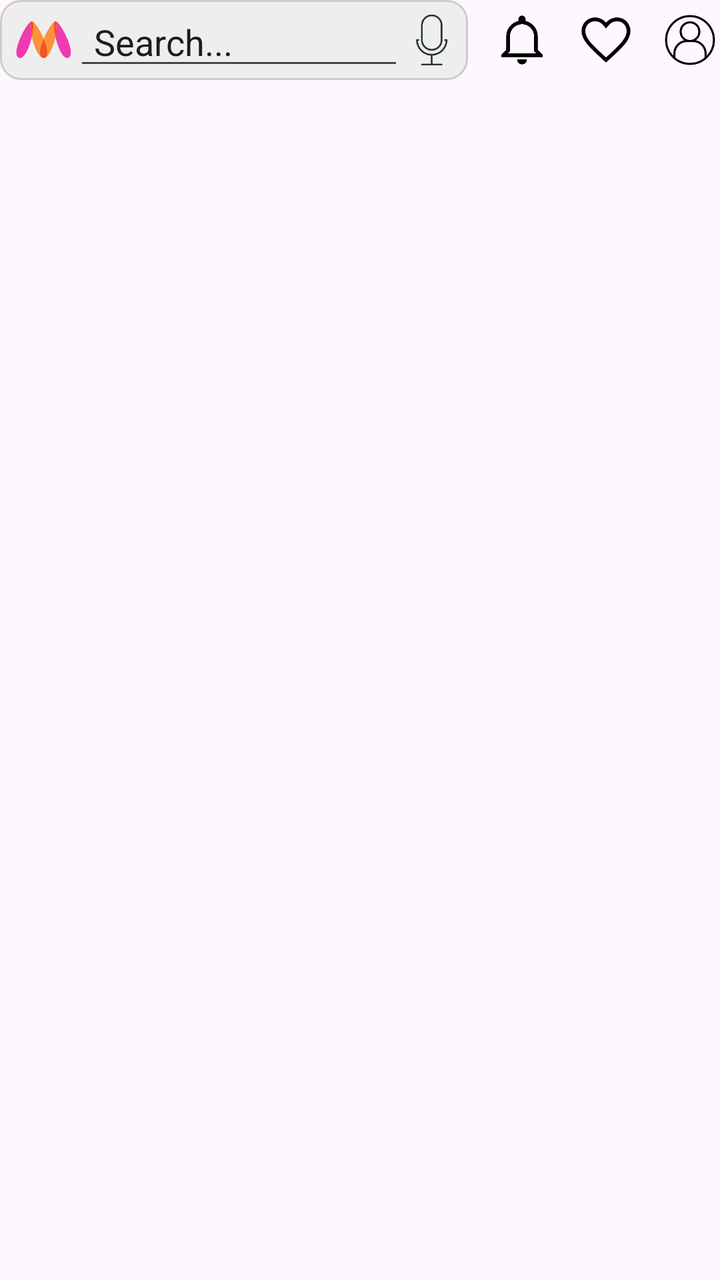
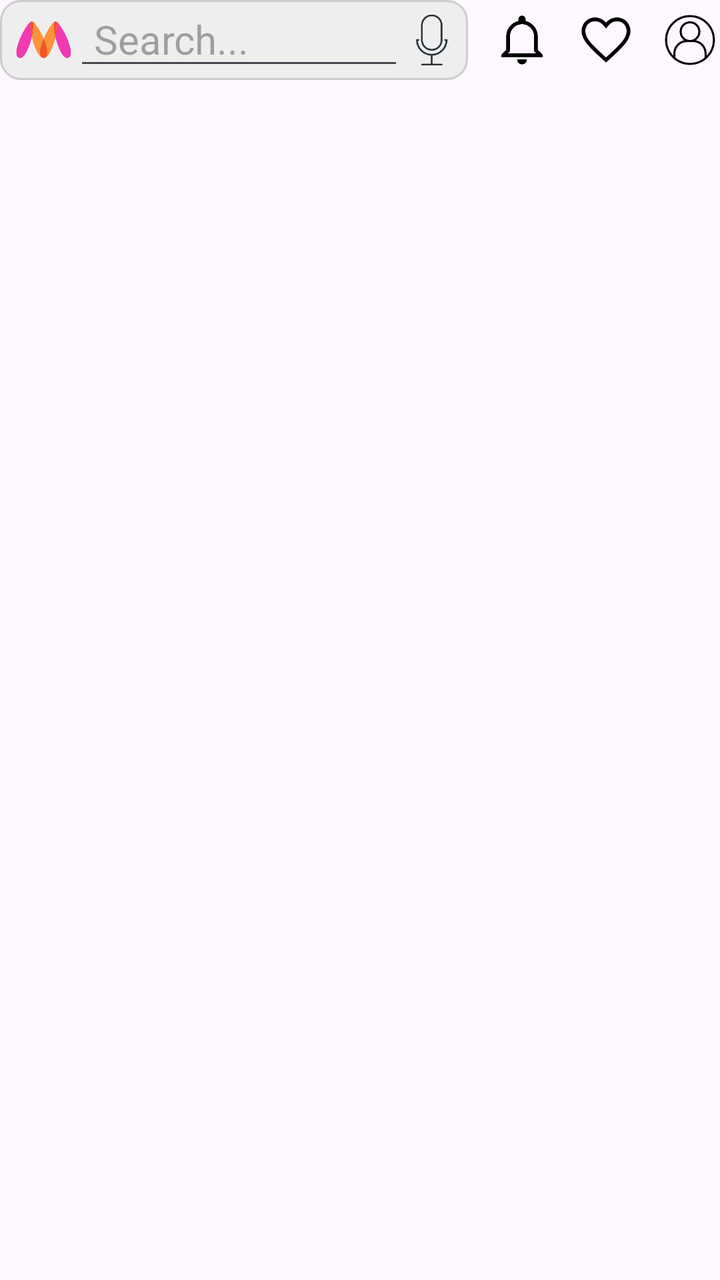

The first picture is an Android layout as it rendered before a commit; the second is the same layout after the commit. The layout source and the unified diff follow.
<!-- AndroidManifest.xml: application theme Theme.Basics -->
<!-- res/layout/top_bar.xml -->
<?xml version="1.0" encoding="utf-8"?>
<androidx.constraintlayout.widget.ConstraintLayout xmlns:android="http://schemas.android.com/apk/res/android"
    xmlns:tools="http://schemas.android.com/tools"
    android:layout_width="match_parent"
    android:layout_height="match_parent"
    xmlns:app="http://schemas.android.com/apk/res-auto">

    <LinearLayout
        android:id="@+id/search_bar"
        android:layout_width="0dp"
        android:layout_height="wrap_content"
        android:layout_weight="6"
        android:orientation="horizontal"
        android:background="@drawable/search_bg"
        app:layout_constraintEnd_toStartOf="@id/notifyIcon"
        app:layout_constraintStart_toStartOf="parent"
        app:layout_constraintTop_toTopOf="parent"
        android:layout_marginEnd="12dp">

        <ImageView
            android:id="@+id/appIcon"
            android:layout_width="30dp"
            android:layout_height="40dp"
            android:src="@drawable/myntra"
            android:layout_marginLeft="7dp"
            app:layout_constraintTop_toTopOf="parent"
            app:layout_constraintStart_toStartOf="@id/search_bar"
            app:layout_constraintEnd_toStartOf="@id/searchArea"/>

        <EditText
            android:id="@+id/searchArea"
            android:layout_width="165dp"
            android:layout_height="40dp"
            android:gravity="center_vertical"
            android:inputType="text"
            android:paddingLeft="10dp"
            android:text="Search..." />

        <ImageView
            android:id="@+id/mikeIcon"
            android:layout_width="30dp"
            android:layout_height="40dp"
            android:src="@drawable/mic"
            android:scaleType="fitCenter"
            android:padding="6dp"
            app:layout_constraintTop_toTopOf="parent"
            app:layout_constraintStart_toEndOf="@id/searchArea"
            app:layout_constraintEnd_toStartOf="@id/cameraIcon"/>

        <ImageView
            android:id="@+id/cameraIcon"
            android:layout_width="30dp"
            android:layout_height="40dp"
            android:src="@drawable/camera"
            android:padding="4dp"
            app:layout_constraintTop_toTopOf="parent"
            app:layout_constraintEnd_toEndOf="parent"
            app:layout_constraintStart_toEndOf="@id/mikeIcon"

            />

    </LinearLayout>

    <ImageView
        android:id="@+id/notifyIcon"
        android:layout_weight="1"
        android:layout_width="30dp"
        android:layout_height="40dp"
        android:src="@drawable/bell"
        app:layout_constraintEnd_toStartOf="@id/wishlistIcon"
        app:layout_constraintStart_toEndOf="@+id/search_bar"
        app:layout_constraintTop_toTopOf="parent"
        android:layout_marginEnd="12dp"
        />

    <ImageView
        android:id="@+id/wishlistIcon"
        android:layout_weight="1"
        android:layout_width="30dp"
        android:layout_height="40dp"
        android:src="@drawable/heart"
        app:layout_constraintTop_toTopOf="parent"
        app:layout_constraintEnd_toStartOf="@id/accountIcon"
        android:layout_marginEnd="12dp"/>

    <ImageView
        android:id="@+id/accountIcon"
        android:layout_weight="1"
        android:layout_width="30dp"
        android:layout_height="40dp"
        android:src="@drawable/account"
        android:padding="2dp"
        app:layout_constraintTop_toTopOf="parent"
        app:layout_constraintEnd_toEndOf="parent"/>


</androidx.constraintlayout.widget.ConstraintLayout>
<!-- resources referenced by this layout -->
<resources>
  <!-- drawable account: png bitmap (drawable, 5161 bytes) -->
  <!-- drawable bell: png bitmap (drawable, 4555 bytes) -->
  <!-- drawable camera: png bitmap (drawable, 8382 bytes) -->
  <!-- drawable heart: png bitmap (drawable, 3269 bytes) -->
  <!-- drawable mic: png bitmap (drawable, 4222 bytes) -->
  <!-- drawable myntra: png bitmap (drawable, 10671 bytes) -->
  <!-- drawable search_bg (drawable) -->
  <?xml version="1.0" encoding="utf-8"?>
      <shape xmlns:android="http://schemas.android.com/apk/res/android">
          <solid android:color="#EEEEEE"/>
          <stroke
              android:width="1dp"
              android:color="#CCCCCC"/>
          <corners android:radius="10dp"/>
      </shape>
  <style name="Theme.Basics" parent="Base.Theme.Basics" />
  <style name="Base.Theme.Basics" parent="Theme.Material3.DayNight.NoActionBar">
          
          
      </style>
</resources>

<!-- the commit's change to res/layout/top_bar.xml (unified diff, before → after) -->
@@ -33,8 +33,15 @@
             android:layout_height="40dp"
             android:gravity="center_vertical"
             android:inputType="text"
+            android:enabled="true"
+            android:focusable="true"
+            android:textSize="20sp"
+            android:textCursorDrawable="@drawable/cursor_green"
+            android:textColor="#3B3B3B"
+            android:focusableInTouchMode="true"
+            android:clickable="true"
             android:paddingLeft="10dp"
-            android:text="Search..." />
+            android:hint="Search..." />
 
         <ImageView
             android:id="@+id/mikeIcon"
<!-- resource entries referenced after the edit -->
@@ -3,6 +3,15 @@
   <!-- drawable account: png bitmap (drawable, 5161 bytes) -->
   <!-- drawable bell: png bitmap (drawable, 4555 bytes) -->
   <!-- drawable camera: png bitmap (drawable, 8382 bytes) -->
+  <!-- drawable cursor_green (drawable) -->
+  <?xml version="1.0" encoding="utf-8"?>
+  <shape xmlns:android="http://schemas.android.com/apk/res/android">
+  
+      <size android:width="2dp"/>
+  
+      <solid android:color="#17B169"/>
+  
+  </shape>
   <!-- drawable heart: png bitmap (drawable, 3269 bytes) -->
   <!-- drawable mic: png bitmap (drawable, 4222 bytes) -->
   <!-- drawable myntra: png bitmap (drawable, 10671 bytes) -->
@@ -18,7 +27,6 @@
   <style name="Theme.Basics" parent="Base.Theme.Basics" />
   <style name="Base.Theme.Basics" parent="Theme.Material3.DayNight.NoActionBar">
           
-          
       </style>
 </resources>
 
